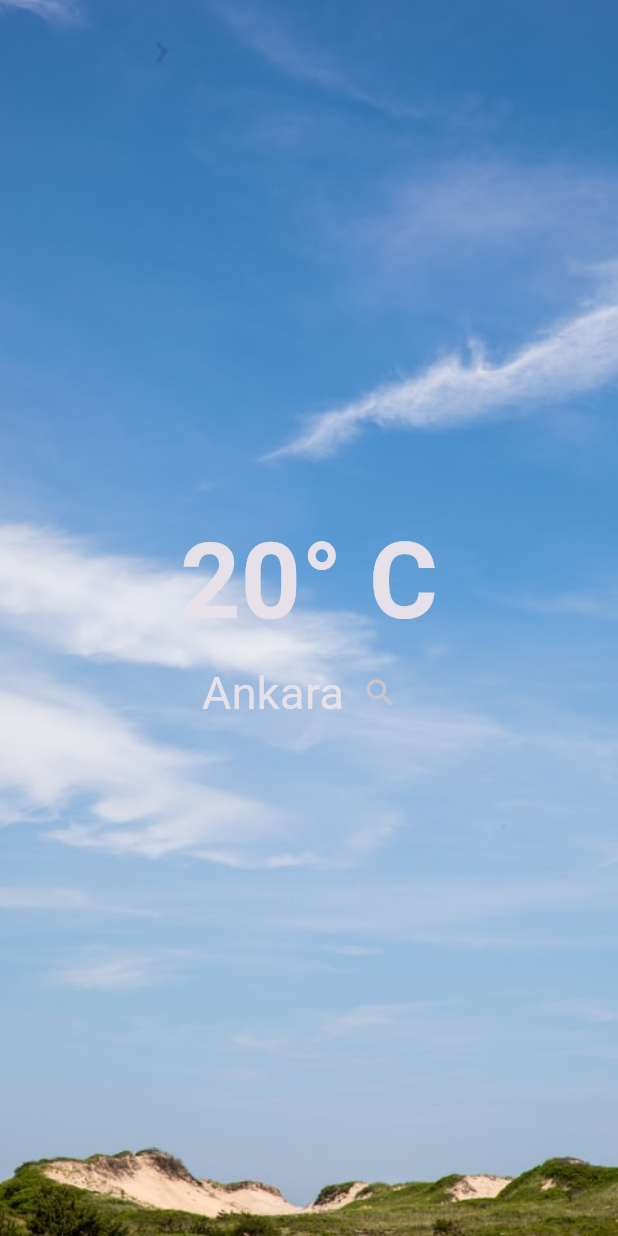
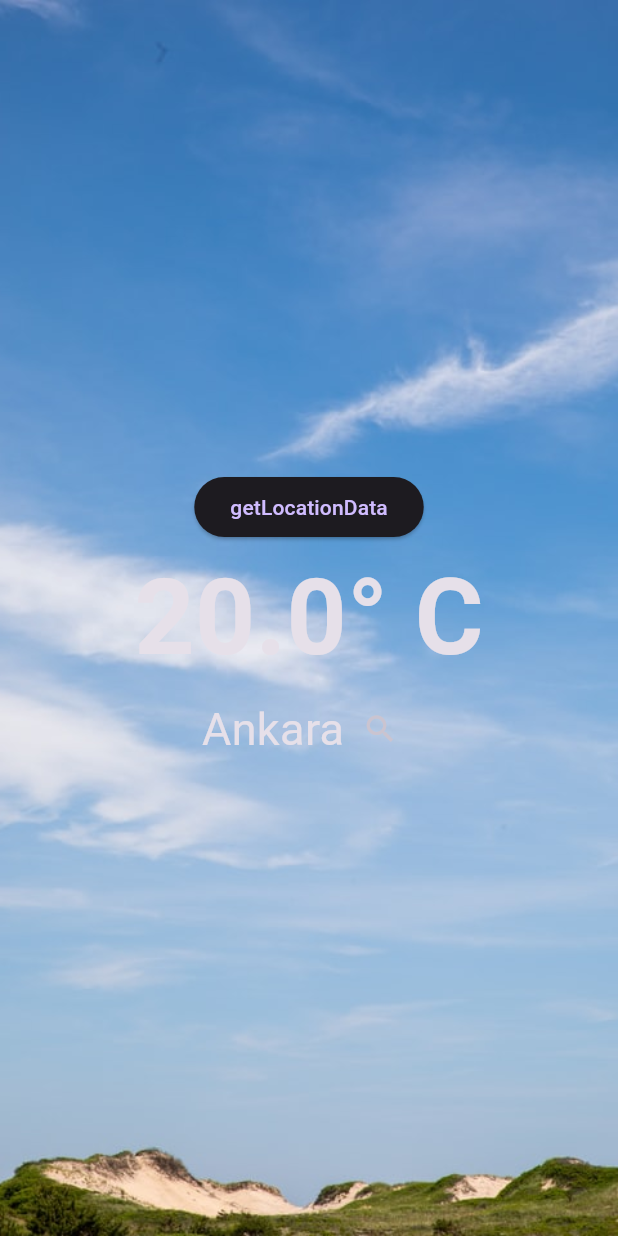
Before and after one commit to brkytpl/havadurumu_uyg, a Flutter app: the screen it shows after launch, on a phone screen of 412 x 824 dp. Run offline on Flutter 3.47's test engine with Material 3 defaults, Android fonts, the phone set to English and light mode, and no system bars.

Commit message:
internetten veri çekme işlemine başlangıç

```diff
--- a/lib/home_page.dart
+++ b/lib/home_page.dart
@@ -1,14 +1,24 @@
 import 'package:flutter/material.dart';
 import 'package:hava_durumu_app/search_page.dart';
+import 'package:http/http.dart' as http;
 
 class HomePage extends StatefulWidget {
   const HomePage({super.key});
-
   @override
   State<HomePage> createState() => _HomePageState();
 }
 
 class _HomePageState extends State<HomePage> {
+  String location = 'Ankara';
+  double temperature = 20.0;
+  final String anahtar = '494fe3131500c2575b4a29bd0bf64241';
+  var LocationData;
+
+  Future<void> getLocationData() async {
+    LocationData = await http.get(Uri.parse(
+        'https://api.openweathermap.org/data/2.5/weather?q=$location&appid=$anahtar'));
+  }
+
   @override
   Widget build(BuildContext context) {
     return Container(
@@ -23,15 +33,23 @@ class _HomePageState extends State<HomePage> {
           child: Column(
             mainAxisAlignment: MainAxisAlignment.center,
             children: [
+              ElevatedButton(
+                  onPressed: () async {
+                    print(LocationData);
+                    await getLocationData();
+                    // Future.delayed(
+                    // Duration(seconds: 3), (() => (print(LocationData))));
+                  },
+                  child: Text('getLocationData')),
               Text(
-                '20° C',
+                '$temperature° C',
                 style: TextStyle(fontSize: 70, fontWeight: FontWeight.bold),
               ),
               Row(
                 mainAxisAlignment: MainAxisAlignment.center,
                 children: [
                   Text(
-                    'Ankara',
+                    location,
                     style: TextStyle(fontSize: 30),
                   ),
                   IconButton(
--- a/lib/main.dart
+++ b/lib/main.dart
@@ -1,5 +1,6 @@
 import 'package:flutter/material.dart';
 import 'package:hava_durumu_app/home_page.dart';
+import 'package:http/http.dart' as http;
 
 void main() {
   runApp(const MyApp());
--- a/lib/search_page.dart
+++ b/lib/search_page.dart
@@ -1,4 +1,5 @@
 import 'package:flutter/material.dart';
+import 'package:http/http.dart' as http;
 
 class SearchPage extends StatefulWidget {
   const SearchPage({super.key});
--- a/pubspec.yaml
+++ b/pubspec.yaml
@@ -35,6 +35,7 @@ dependencies:
   # The following adds the Cupertino Icons font to your application.
   # Use with the CupertinoIcons class for iOS style icons.
   cupertino_icons: ^1.0.2
+  http: ^1.2.0
 
 dev_dependencies:
   flutter_test:
```
Also changed, not shown: pubspec.lock.
